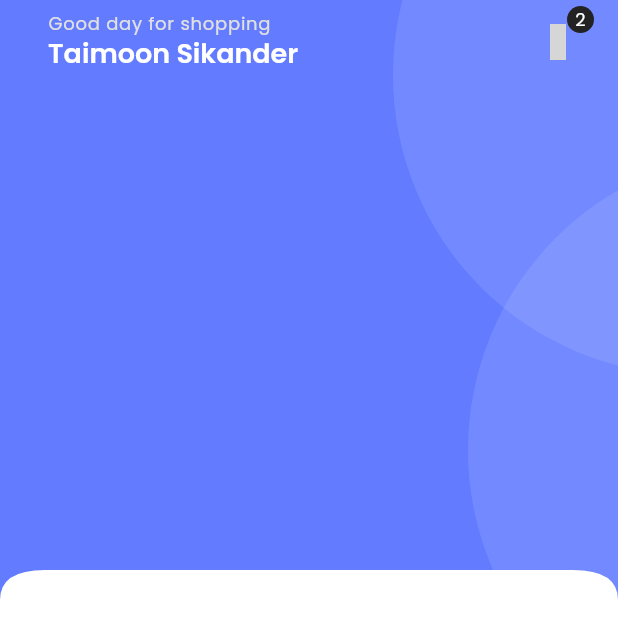
After one commit to salim-maula/ecommerce-app-with-clean-code, a Flutter app: the HomeScreen screen opened directly, on a phone screen of 412 x 824 dp. The commit adds this screen. Shown: the top 638 px of the screen. Run offline on Flutter 3.47's test engine with Material 3 defaults, Android fonts, the light colour scheme and no system bars; our stand-ins replace get, get_storage, iconsax, logger, smooth_page_indicator; accounts and stored records are empty; grey boxes are pictures that could not be loaded.

Commit message:
add custom appbar

```diff
--- /dev/null
+++ b/lib/common/widgets/appbar/appbar.dart
@@ -0,0 +1,47 @@
+import 'package:cwt_ecommerce/utils/constants/sizes.dart';
+import 'package:cwt_ecommerce/utils/device/device_utility.dart';
+import 'package:flutter/material.dart';
+import 'package:get/instance_manager.dart';
+import 'package:get/route_manager.dart';
+import 'package:iconsax/iconsax.dart';
+
+class TAppBar extends StatelessWidget implements PreferredSizeWidget {
+  const TAppBar({
+    super.key,
+    this.title,
+    this.showBackArrow = false,
+    this.leadingIcon,
+    this.actions,
+    this.leadingOnPressed,
+  });
+
+  final Widget? title;
+  final bool showBackArrow;
+  final IconData? leadingIcon;
+  final List<Widget>? actions;
+  final VoidCallback? leadingOnPressed;
+
+  @override
+  Widget build(BuildContext context) {
+    // TODO: implement build
+    return Padding(
+      padding: EdgeInsets.symmetric(horizontal: TSizes.md),
+      child: AppBar(
+        automaticallyImplyLeading: false,
+        leading: showBackArrow
+            ? IconButton(
+                onPressed: () => Get.back(), icon: Icon(Iconsax.arrow_left))
+            : leadingIcon != null
+                ? IconButton(
+                    onPressed: leadingOnPressed, icon: Icon(leadingIcon))
+                : null,
+        title: title,
+        actions: actions,
+      ),
+    );
+  }
+
+  @override
+  // TODO: implement preferredSize
+  Size get preferredSize => Size.fromHeight(TDeviceUtils.getAppBarHeight());
+}
--- /dev/null
+++ b/lib/common/widgets/custom_shapes/containers/circular_containers.dart
@@ -0,0 +1,36 @@
+import 'package:flutter/material.dart';
+
+import '../../../../utils/constants/colors.dart';
+
+class TCircularContainer extends StatelessWidget {
+  const TCircularContainer({
+    super.key,
+    this.width = 400,
+    this.height = 400,
+    this.radius = 400,
+    this.padding = 0,
+    this.child,
+    this.backgroundColour = TColors.white,
+  });
+
+  final double? width;
+  final double? height;
+  final double radius;
+  final double padding;
+  final Widget? child;
+  final Color backgroundColour;
+
+  @override
+  Widget build(BuildContext context) {
+    return Container(
+      width: width,
+      height: height,
+      padding: EdgeInsets.all(padding),
+      decoration: BoxDecoration(
+        borderRadius: BorderRadius.circular(radius),
+        color: backgroundColour,
+      ),
+      child: child,
+    );
+  }
+}
--- /dev/null
+++ b/lib/common/widgets/custom_shapes/containers/primary_header_container.dart
@@ -0,0 +1,44 @@
+import 'package:flutter/material.dart';
+
+import '../../../../utils/constants/colors.dart';
+import '../curved_edges/curved_edges_widet.dart';
+import 'circular_containers.dart';
+
+class TPrimaryHeaderContainer extends StatelessWidget {
+  const TPrimaryHeaderContainer({
+    super.key, required this.child,
+  });
+
+  final Widget child;
+
+  @override
+  Widget build(BuildContext context) {
+    return TCurvedEdgeWidget(
+      child: Container(
+        color: TColors.primary,
+        padding: const EdgeInsets.all(0),
+        child: SizedBox(
+          height: 400,
+          child: Stack(
+            children: [
+              Positioned(
+                top: -150,
+                right: -250,
+                child: TCircularContainer(
+                  backgroundColour: TColors.textWhite.withOpacity(0.1),
+                ),
+              ),
+              Positioned(
+                top: 100,
+                right: -300,
+                child: TCircularContainer(
+                    backgroundColour: TColors.textWhite.withOpacity(0.1)),
+              ),
+              child
+            ],
+          ),
+        ),
+      ),
+    );
+  }
+}
--- /dev/null
+++ b/lib/common/widgets/custom_shapes/curved_edges/curved_edges.dart
@@ -0,0 +1,33 @@
+import 'package:flutter/material.dart';
+
+class TCustomCurvedEdges extends CustomClipper<Path> {
+  @override
+  Path getClip(Size size) {
+    var path = Path();
+    path.lineTo(0, size.height);
+
+    final firstCurved = Offset(0, size.height - 20);
+    final lastCurved = Offset(30, size.height - 20);
+    path.quadraticBezierTo(
+        firstCurved.dx, firstCurved.dy, lastCurved.dx, lastCurved.dy);
+
+    final secondFirstCurved = Offset(0, size.height - 20);
+    final secondLastCurved = Offset(size.width - 30, size.height - 20);
+    path.quadraticBezierTo(secondFirstCurved.dx, secondFirstCurved.dy,
+        secondLastCurved.dx, secondLastCurved.dy);
+
+    final thirdCurved = Offset(size.width, size.height - 20);
+    final thirdlastCurved = Offset(size.width, size.height );
+    path.quadraticBezierTo(
+        thirdCurved.dx, thirdCurved.dy, thirdlastCurved.dx, thirdlastCurved.dy);
+
+    path.lineTo(size.width, 0);
+    path.close();
+    return path;
+  }
+
+  @override
+  bool shouldReclip(covariant CustomClipper<Path> oldClipper) {
+    return true;
+  }
+}
--- /dev/null
+++ b/lib/common/widgets/custom_shapes/curved_edges/curved_edges_widet.dart
@@ -0,0 +1,20 @@
+import 'package:flutter/material.dart';
+
+import 'curved_edges.dart';
+
+class TCurvedEdgeWidget extends StatelessWidget {
+  const TCurvedEdgeWidget({
+    super.key,
+    this.child,
+  });
+
+  final Widget? child;
+
+  @override
+  Widget build(BuildContext context) {
+    return ClipPath(
+      clipper: TCustomCurvedEdges(),
+      child: child,
+    );
+  }
+}
--- /dev/null
+++ b/lib/common/widgets/products/cart/cart_menu_icon.dart
@@ -0,0 +1,44 @@
+import 'package:cwt_ecommerce/utils/constants/colors.dart';
+import 'package:flutter/material.dart';
+import 'package:iconsax/iconsax.dart';
+
+class TCartCounterIcon extends StatelessWidget {
+  const TCartCounterIcon({
+    super.key, required this.onPressed,required this.iconColor,
+  });
+
+  final VoidCallback onPressed;
+  final Color iconColor;
+
+  @override
+  Widget build(BuildContext context) {
+    return Stack(
+      children: [
+        IconButton(
+            onPressed:onPressed,
+            icon:  Icon(
+              Iconsax.shopping_bag,
+              color: iconColor,
+            )),
+        Positioned(
+          right: 0,
+          child: Container(
+            width: 18,
+            height: 18,
+            decoration: BoxDecoration(
+                color: TColors.black, borderRadius: BorderRadius.circular(100)),
+            child: Center(
+              child: Text(
+                '2',
+                style: Theme.of(context)
+                    .textTheme
+                    .labelLarge!
+                    .apply(color: TColors.white),
+              ),
+            ),
+          ),
+        )
+      ],
+    );
+  }
+}
--- a/lib/features/authentication/screens/login/widgets/login_form.dart
+++ b/lib/features/authentication/screens/login/widgets/login_form.dart
@@ -1,5 +1,6 @@
 import 'package:cwt_ecommerce/features/authentication/screens/password_configuration/reset_password.dart';
 import 'package:cwt_ecommerce/features/authentication/screens/signup/signup.dart';
+import 'package:cwt_ecommerce/navigation_menu.dart';
 import 'package:cwt_ecommerce/utils/constants/text_string.dart';
 import 'package:flutter/material.dart';
 import 'package:get/instance_manager.dart';
@@ -51,7 +52,7 @@ class TLoginForm extends StatelessWidget {
                   ],
                 ),
                 TextButton(
-                    onPressed: () => Get.to(() =>const ForgetPassword()),
+                    onPressed: () => Get.to(() => const ForgetPassword()),
                     child: const Text(TTexts.forgetPassword))
               ],
             ),
@@ -61,7 +62,7 @@ class TLoginForm extends StatelessWidget {
             SizedBox(
               width: double.infinity,
               child: ElevatedButton(
-                onPressed: () {},
+                onPressed: () => Get.to(() => const NavigationMenu()),
                 child: const Text(TTexts.signIn),
               ),
             ),
--- /dev/null
+++ b/lib/features/shop/screens/home/home.dart
@@ -0,0 +1,31 @@
+import 'package:cwt_ecommerce/common/widgets/appbar/appbar.dart';
+import 'package:cwt_ecommerce/utils/constants/colors.dart';
+import 'package:flutter/material.dart';
+import 'package:iconsax/iconsax.dart';
+
+import '../../../../common/widgets/custom_shapes/containers/primary_header_container.dart';
+import '../../../../common/widgets/products/cart/cart_menu_icon.dart';
+import '../../../../utils/constants/text_string.dart';
+import 'widgets/home_appbar.dart';
+
+class HomeScreen extends StatelessWidget {
+  const HomeScreen({super.key});
+
+  @override
+  Widget build(BuildContext context) {
+    return Scaffold(
+      body: SingleChildScrollView(
+        child: Column(
+          children: [
+            TPrimaryHeaderContainer(
+                child: Column(
+              children: [
+                THomeAppBar()
+              ],
+            )),
+          ],
+        ),
+      ),
+    );
+  }
+}
--- /dev/null
+++ b/lib/features/shop/screens/home/widgets/home_appbar.dart
@@ -0,0 +1,43 @@
+import 'package:flutter/material.dart';
+
+import '../../../../../common/widgets/appbar/appbar.dart';
+import '../../../../../common/widgets/products/cart/cart_menu_icon.dart';
+import '../../../../../utils/constants/colors.dart';
+import '../../../../../utils/constants/text_string.dart';
+
+class THomeAppBar extends StatelessWidget {
+  const THomeAppBar({
+    super.key,
+  });
+
+  @override
+  Widget build(BuildContext context) {
+    return TAppBar(
+      title: Column(
+        crossAxisAlignment: CrossAxisAlignment.start,
+        children: [
+          Text(
+            TTexts.homeAppbarTitle,
+            style: Theme.of(context)
+                .textTheme
+                .labelMedium!
+                .apply(color: TColors.grey),
+          ),
+          Text(
+            TTexts.homeAppbarSubTitle,
+            style: Theme.of(context)
+                .textTheme
+                .headlineSmall!
+                .apply(color: TColors.white),
+          ),
+        ],
+      ),
+      actions: [
+        TCartCounterIcon(
+          onPressed: () {},
+          iconColor: TColors.white,
+        )
+      ],
+    );
+  }
+}
--- a/lib/utils/constants/text_string.dart
+++ b/lib/utils/constants/text_string.dart
@@ -16,6 +16,14 @@ class TTexts {
   static const String homeAppbarTitle = "Good day for shopping";
   static const String homeAppbarSubTitle = "Taimoon Sikander";
 
+  // -- Global
+  static const String tContinue = "continue";
+  static const String tSubmit = "Submit";
+  static const String and = "and";
+  static const String done = "Done";
+  static const String skip = "Skip";
+  static const String appName = "T-Store";
+
   // -- Authentication Form Text
   static const String firstName = "First Name";
   static const String lastName = "Last Name";
@@ -31,12 +39,11 @@ class TTexts {
   static const String orSignInWith = "or sign in with";
   static const String orSignUpwith = "or sign up with";
   static const String iAgreeTo = "I agree to";
-  static const String and = "and";
+
   static const String privacyPolicy = "Privacy Policy";
   static const String termsOfUse = "Terms of use";
   static const String verificationCode = "verificationCode";
-  static const String tContinue = "continue";
-  static const String tSubmit = "Submit";
+
   static const String resendEmail = "Resend Email";
   static const String resendEmailIn = "Resend email in";
 
```
Also changed, not shown: lib/features/authentication/screens/password_configuration/reset_password.dart (+40 -4 lines), lib/navigation_menu.dart (added, +73 -0 lines).
